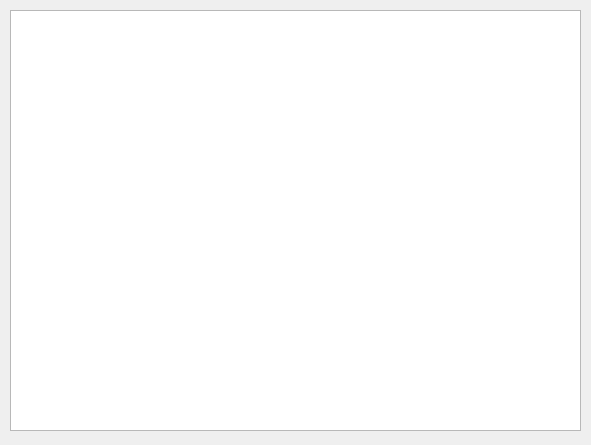
Old version of the form main.ui in the repository sasiik/Espresso.
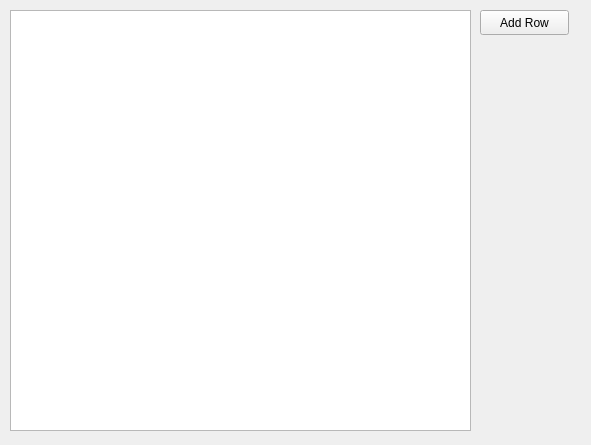
New version of the form.

What changed in the file:
```diff
--- a/main.ui
+++ b/main.ui
@@ -13,12 +13,25 @@
   <property name="windowTitle">
    <string>Form</string>
   </property>
-  <widget class="QTableWidget" name="tableWidget">
+  <widget class="QPushButton" name="pushButton">
+   <property name="geometry">
+    <rect>
+     <x>480</x>
+     <y>10</y>
+     <width>89</width>
+     <height>25</height>
+    </rect>
+   </property>
+   <property name="text">
+    <string>Add Row</string>
+   </property>
+  </widget>
+  <widget class="QTableView" name="tableView">
    <property name="geometry">
     <rect>
      <x>10</x>
      <y>10</y>
-     <width>571</width>
+     <width>461</width>
      <height>421</height>
     </rect>
    </property>
```
